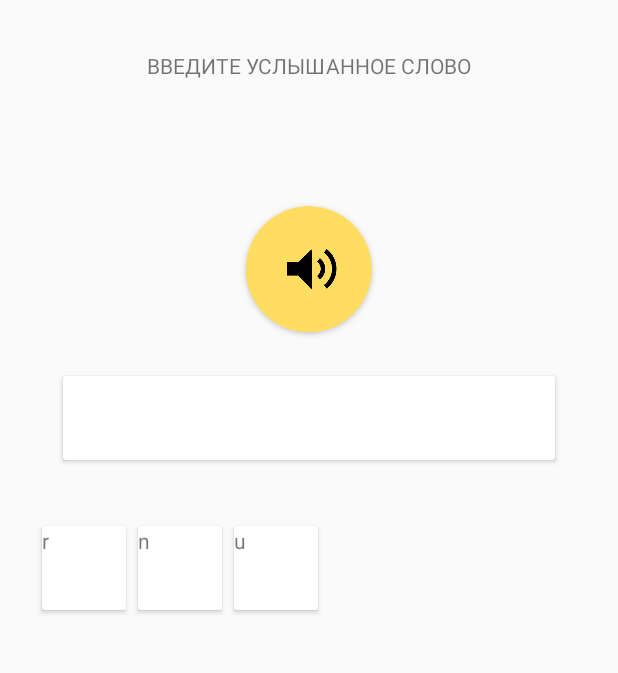
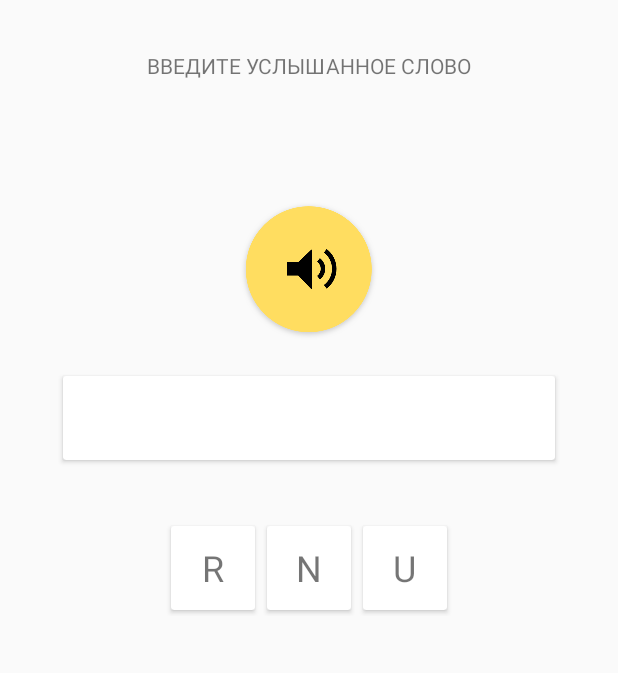
Before and after one commit to bobrusha/study_english, an Android app: the screen it shows after launch (MainActivity), after a tap on "СЛОВО НА СЛУХ", on a phone screen of 412 x 824 dp, the part 114-787 px from its top. Run offline under Robolectric (Android 15) with nearby library versions, the phone set to English and light mode, and no system bars; our stand-ins replace FlexboxLayout; libraries missing offline, so code that uses them is left out: ru.yandex.speechkit; 1 statement that could not run was skipped.

Commit message:
Improvements in "hear word" training.

```diff
--- a/app/src/main/res/layout/frag_hear_word.xml
+++ b/app/src/main/res/layout/frag_hear_word.xml
@@ -58,7 +58,8 @@
         android:layout_centerHorizontal="true"
         android:layout_marginLeft="24dp"
         android:layout_marginRight="24dp"
-        app:flexWrap="wrap">
+        app:flexWrap="wrap"
+        app:justifyContent="center">
 
     </com.google.android.flexbox.FlexboxLayout>
 
--- a/app/src/main/res/layout/view_one_letter.xml
+++ b/app/src/main/res/layout/view_one_letter.xml
@@ -1,12 +1,15 @@
 <?xml version="1.0" encoding="utf-8"?>
 <android.support.v7.widget.CardView xmlns:android="http://schemas.android.com/apk/res/android"
-                                    android:layout_margin="4dp"
                                     android:layout_width="56dp"
-                                    android:layout_height="56dp">
+                                    android:layout_height="56dp"
+                                    android:layout_margin="4dp">
 
     <TextView
+        android:layout_gravity="center"
+        android:textAllCaps="true"
         android:id="@+id/letter_text_view"
         android:layout_width="wrap_content"
-        android:layout_height="wrap_content"/>
+        android:layout_height="wrap_content"
+        android:textSize="24sp"/>
 
 </android.support.v7.widget.CardView>
```
